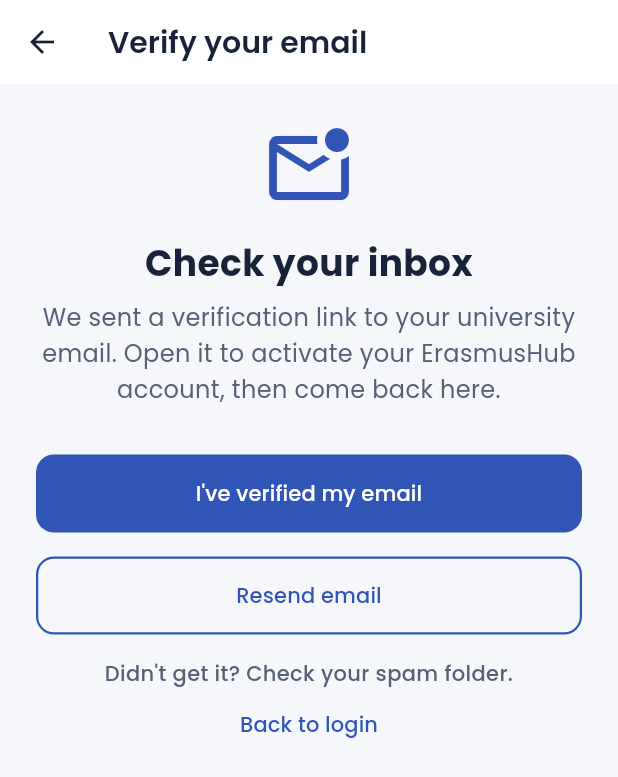
After one commit to efegormus/erasmusHub, a Flutter app: the VerifyEmailScreen screen opened by its route, on a phone screen of 412 x 824 dp. The commit adds this screen. Shown: the top 777 px of the screen. Run offline on Flutter 3.47's test engine with Material 3 defaults, Android fonts, the phone set to English and light mode, and no system bars; our stand-ins replace go_router.

Commit message:
feat(auth): add Verify email screen with resend and verified actions
Resend is locked for 60 seconds after each send; "I've verified my
email" opens Home. Accepts an optional ?email= query to show the
address.

```diff
--- a/lib/core/router/app_router.dart
+++ b/lib/core/router/app_router.dart
@@ -16,6 +16,7 @@ import '../../features/profile/edit_profile_screen.dart';
 import '../../features/profile/profile_screen.dart';
 import '../../features/auth/sign_up_account_screen.dart';
 import '../../features/auth/sign_up_profile_screen.dart';
+import '../../features/auth/verify_email_screen.dart';
 import '../../shared/screens/placeholder_screen.dart';
 import '../../shared/widgets/app_shell.dart';
 import 'app_routes.dart';
@@ -54,10 +55,8 @@ GoRouter createAppRouter({String initialLocation = AppRoutes.login}) =>
         GoRoute(
           path: AppRoutes.verifyEmail,
           name: 'verifyEmail',
-          builder: (context, state) => const PlaceholderScreen(
-            title: 'Verify your email',
-            fallback: AppRoutes.signUpAccount,
-          ),
+          builder: (context, state) =>
+              VerifyEmailScreen(email: state.uri.queryParameters['email']),
         ),
         GoRoute(
           path: AppRoutes.addUniversity,
--- /dev/null
+++ b/lib/features/auth/verify_email_screen.dart
@@ -0,0 +1,128 @@
+import 'package:flutter/material.dart';
+import 'package:go_router/go_router.dart';
+
+import '../../core/router/app_routes.dart';
+import '../../core/theme/app_colors.dart';
+import '../../core/theme/app_spacing.dart';
+import '../../core/theme/app_text_styles.dart';
+import '../../shared/widgets/app_button.dart';
+import 'resend_countdown.dart';
+
+/// Verify email (05). UI only: "I've verified" opens Home without checking,
+/// real verification comes with Firebase in Step 3.
+class VerifyEmailScreen extends StatefulWidget {
+  const VerifyEmailScreen({super.key, this.email});
+
+  /// Shown in the message when sign-up passes it as `?email=`.
+  final String? email;
+
+  @override
+  State<VerifyEmailScreen> createState() => _VerifyEmailScreenState();
+}
+
+class _VerifyEmailScreenState extends State<VerifyEmailScreen> {
+  final _countdown = ResendCountdown(const Duration(seconds: 60));
+
+  @override
+  void dispose() {
+    _countdown.dispose();
+    super.dispose();
+  }
+
+  void _resend() {
+    if (_countdown.isRunning) return;
+    _countdown.start();
+    ScaffoldMessenger.of(context)
+      ..hideCurrentSnackBar()
+      ..showSnackBar(
+        const SnackBar(content: Text('Verification email sent again.')),
+      );
+  }
+
+  void _back() {
+    if (context.canPop()) {
+      context.pop();
+    } else {
+      context.go(AppRoutes.login);
+    }
+  }
+
+  @override
+  Widget build(BuildContext context) {
+    final email = widget.email?.trim();
+    final target = email == null || email.isEmpty
+        ? 'your university email'
+        : email;
+    return Scaffold(
+      appBar: AppBar(
+        title: const Text('Verify your email'),
+        automaticallyImplyLeading: false,
+        leading: BackButton(onPressed: _back),
+      ),
+      body: SafeArea(
+        child: Align(
+          alignment: Alignment.topCenter,
+          child: SingleChildScrollView(
+            padding: const EdgeInsets.all(AppSpacing.lg),
+            child: ConstrainedBox(
+              constraints: const BoxConstraints(maxWidth: 480),
+              child: Column(
+                crossAxisAlignment: CrossAxisAlignment.stretch,
+                children: [
+                  const Icon(
+                    Icons.mark_email_unread_outlined,
+                    size: 64,
+                    color: AppColors.primary,
+                  ),
+                  const SizedBox(height: AppSpacing.md),
+                  Text(
+                    'Check your inbox',
+                    style: AppTextStyles.heading,
+                    textAlign: TextAlign.center,
+                  ),
+                  const SizedBox(height: AppSpacing.sm),
+                  Text(
+                    'We sent a verification link to $target. Open it to '
+                    'activate your ErasmusHub account, then come back here.',
+                    style: AppTextStyles.body.copyWith(
+                      color: AppColors.textSecondary,
+                    ),
+                    textAlign: TextAlign.center,
+                  ),
+                  const SizedBox(height: AppSpacing.xl),
+                  AppButton(
+                    label: "I've verified my email",
+                    onPressed: () => context.go(AppRoutes.home),
+                  ),
+                  const SizedBox(height: AppSpacing.md),
+                  ValueListenableBuilder<int>(
+                    valueListenable: _countdown,
+                    builder: (context, _, _) => AppButton(
+                      label: _countdown.isRunning
+                          ? 'Resend in ${_countdown.label}'
+                          : 'Resend email',
+                      outlined: true,
+                      onPressed: _countdown.isRunning ? null : _resend,
+                    ),
+                  ),
+                  const SizedBox(height: AppSpacing.md),
+                  Text(
+                    "Didn't get it? Check your spam folder.",
+                    style: AppTextStyles.label.copyWith(
+                      color: AppColors.textSecondary,
+                    ),
+                    textAlign: TextAlign.center,
+                  ),
+                  TextButton(
+                    onPressed: () => context.go(AppRoutes.login),
+                    child: const Text('Back to login'),
+                  ),
+                ],
+              ),
+            ),
+          ),
+        ),
+      ),
+    );
+  }
+}
```
